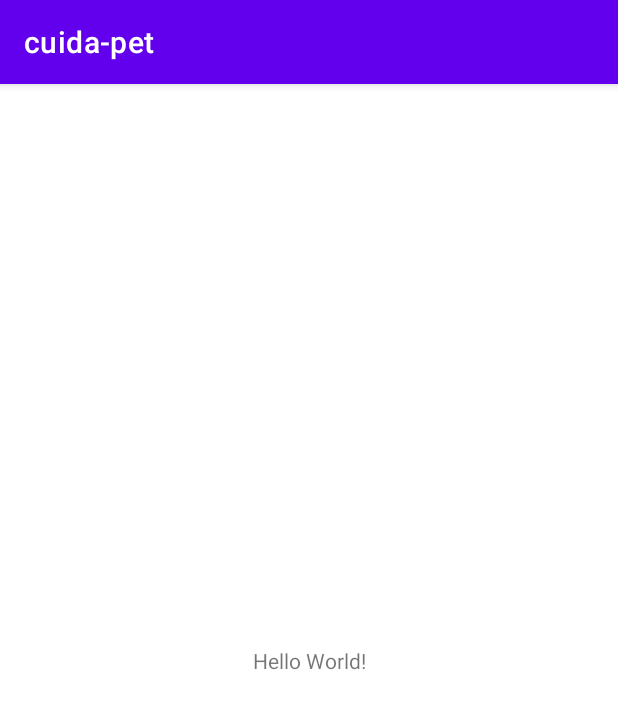
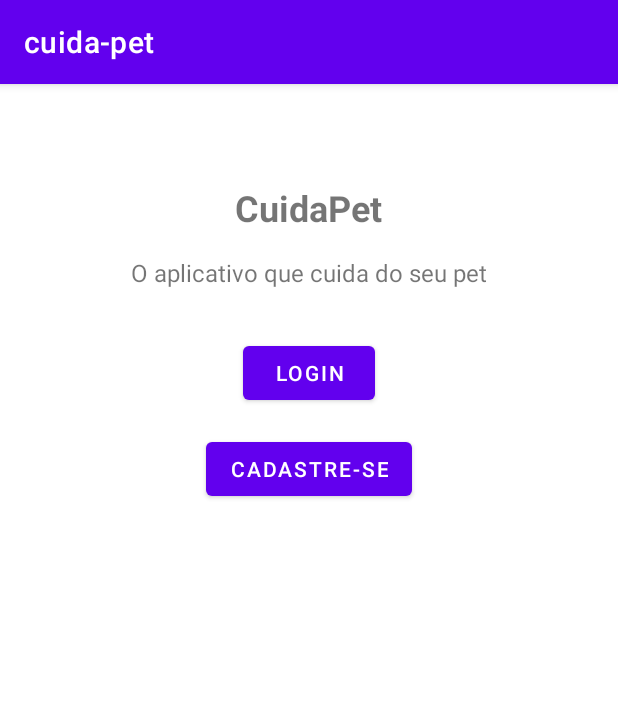
Before and after one commit to jonathanluca/projeto-integrador-4, an Android app: the screen it shows after launch (MainActivity), on a phone screen of 412 x 824 dp. Shown: the top 709 px of the screen. Run offline under Robolectric (Android 15) with nearby library versions, the phone set to English and light mode, and no system bars.

Commit message:
subindo front incial

```diff
--- a/Cliente/cuidaPET/app/build.gradle
+++ b/Cliente/cuidaPET/app/build.gradle
@@ -35,9 +35,13 @@ android {
 dependencies {
 
     implementation 'androidx.core:core-ktx:1.7.0'
+    implementation 'androidx.appcompat:appcompat:1.3.1'
     implementation 'androidx.appcompat:appcompat:1.6.1'
     implementation 'com.google.android.material:material:1.8.0'
     implementation 'androidx.constraintlayout:constraintlayout:2.1.4'
+    implementation "androidx.compose.ui:ui:1.0.1" // UI
+    implementation "androidx.compose.material:material:1.0.1" // Material Design
+    implementation "androidx.compose.ui:ui-tooling:1.0.1" // Tooling support
     testImplementation 'junit:junit:4.13.2'
     androidTestImplementation 'androidx.test.ext:junit:1.1.5'
     androidTestImplementation 'androidx.test.espresso:espresso-core:3.5.1'
--- a/Cliente/cuidaPET/app/src/main/AndroidManifest.xml
+++ b/Cliente/cuidaPET/app/src/main/AndroidManifest.xml
@@ -12,6 +12,12 @@
         android:theme="@style/Theme.Cuidapet"
         tools:targetApi="31">
         <activity
+            android:name=".CadastroActivity"
+            android:exported="false" />
+        <activity
+            android:name=".LoginActivity"
+            android:exported="true" />
+        <activity
             android:name=".MainActivity"
             android:exported="true">
             <intent-filter>
--- a/Cliente/cuidaPET/app/src/main/java/br/com/pucc/cuida_pet/MainActivity.kt
+++ b/Cliente/cuidaPET/app/src/main/java/br/com/pucc/cuida_pet/MainActivity.kt
@@ -1,11 +1,33 @@
 package br.com.pucc.cuida_pet
 
+import android.content.Intent
+import android.os.Bundle
+import android.widget.Button
 import androidx.appcompat.app.AppCompatActivity
-import android.os.Bundle
 
 class MainActivity : AppCompatActivity() {
+
     override fun onCreate(savedInstanceState: Bundle?) {
         super.onCreate(savedInstanceState)
         setContentView(R.layout.activity_main)
+
+        val btnLogin = findViewById<Button>(R.id.btnLogin)
+        val btnSignUp = findViewById<Button>(R.id.btnSignUp)
+
+        btnLogin.setOnClickListener {
+            // Criar um Intent para iniciar a LoginActivity
+            val intent = Intent(this, LoginActivity::class.java)
+
+            // Iniciar a nova atividade
+            startActivity(intent)
+        }
+
+        btnSignUp.setOnClickListener {
+            // Criar um Intent para iniciar a LoginActivity
+            val intent = Intent(this, CadastroActivity::class.java)
+
+            // Iniciar a nova atividade
+            startActivity(intent)
+        }
     }
 }
--- a/Cliente/cuidaPET/app/src/main/res/layout/activity_main.xml
+++ b/Cliente/cuidaPET/app/src/main/res/layout/activity_main.xml
@@ -1,18 +1,50 @@
 <?xml version="1.0" encoding="utf-8"?>
-<androidx.constraintlayout.widget.ConstraintLayout xmlns:android="http://schemas.android.com/apk/res/android"
-    xmlns:app="http://schemas.android.com/apk/res-auto"
+<RelativeLayout xmlns:android="http://schemas.android.com/apk/res/android"
     xmlns:tools="http://schemas.android.com/tools"
     android:layout_width="match_parent"
     android:layout_height="match_parent"
+    android:paddingLeft="16dp"
+    android:paddingTop="16dp"
+    android:paddingRight="16dp"
+    android:paddingBottom="16dp"
     tools:context=".MainActivity">
 
     <TextView
+        android:id="@+id/tvAppName"
         android:layout_width="wrap_content"
         android:layout_height="wrap_content"
-        android:text="Hello World!"
-        app:layout_constraintBottom_toBottomOf="parent"
-        app:layout_constraintEnd_toEndOf="parent"
-        app:layout_constraintStart_toStartOf="parent"
-        app:layout_constraintTop_toTopOf="parent" />
+        android:layout_centerHorizontal="true"
+        android:layout_marginTop="50dp"
+        android:text="CuidaPet"
+        android:textSize="24sp"
+        android:textStyle="bold" />
 
-</androidx.constraintlayout.widget.ConstraintLayout>
+    <TextView
+        android:id="@+id/tvSubtitle"
+        android:layout_width="wrap_content"
+        android:layout_height="wrap_content"
+        android:layout_below="@id/tvAppName"
+        android:layout_centerHorizontal="true"
+        android:layout_marginTop="16dp"
+        android:text="O aplicativo que cuida do seu pet"
+        android:textSize="16sp" />
+
+    <Button
+        android:id="@+id/btnLogin"
+        android:layout_width="wrap_content"
+        android:layout_height="wrap_content"
+        android:layout_below="@id/tvSubtitle"
+        android:layout_marginTop="32dp"
+        android:layout_centerHorizontal="true"
+        android:text="Login" />
+
+    <Button
+        android:id="@+id/btnSignUp"
+        android:layout_width="wrap_content"
+        android:layout_height="wrap_content"
+        android:layout_below="@id/btnLogin"
+        android:layout_marginTop="16dp"
+        android:layout_centerHorizontal="true"
+        android:text="Cadastre-se" />
+
+</RelativeLayout>
```
Also changed, not shown: Cliente/cuidaPET/app/src/main/java/br/com/pucc/cuida_pet/CadastroActivity.kt (added, +30 -0 lines), Cliente/cuidaPET/app/src/main/java/br/com/pucc/cuida_pet/LoginActivity.kt (added, +32 -0 lines), Cliente/cuidaPET/app/src/main/res/layout/activity_cadastro.xml (added, +63 -0 lines), Cliente/cuidaPET/app/src/main/res/layout/activity_login.xml (added, +38 -0 lines), Cliente/cuidaPET/build.gradle (line endings or trailing spaces).
